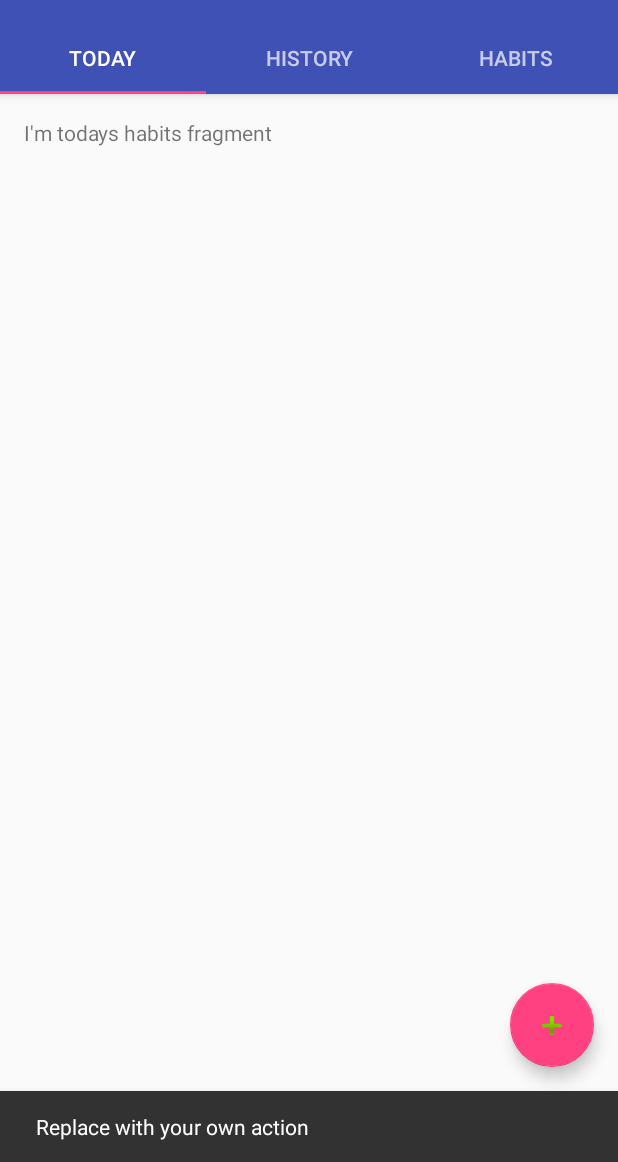
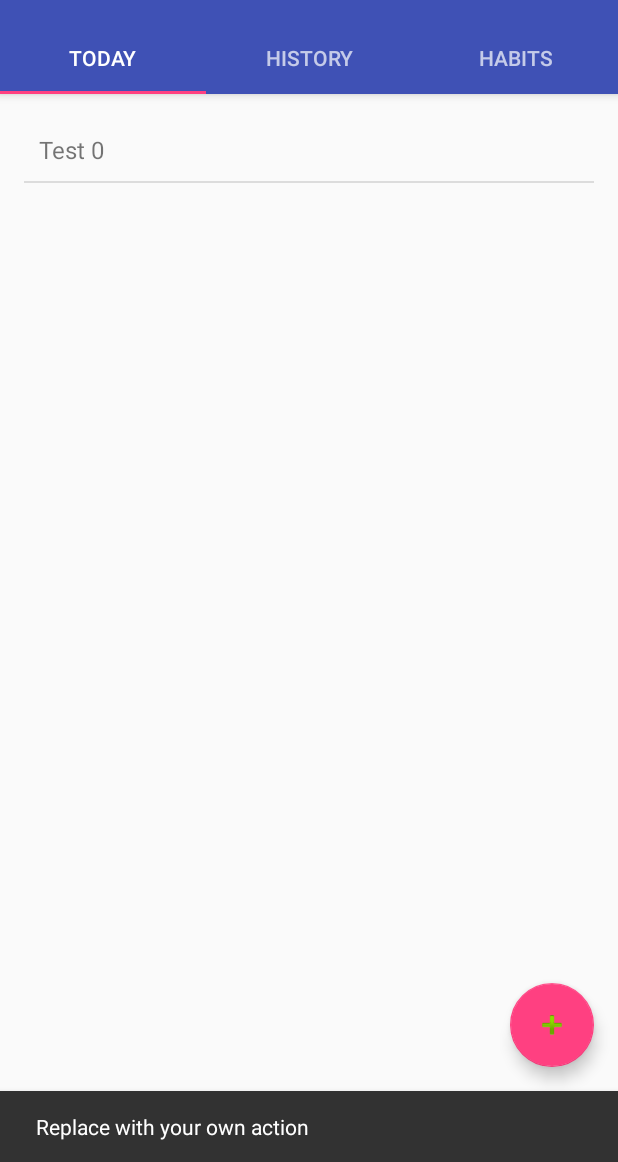
Before and after one commit to Loonman/as1, an Android app: the screen it shows after launch (HabitListActivity), after a tap on an icon or button, on a phone screen of 412 x 824 dp, the part 74-1236 px from its top. Run offline under Robolectric (Android 15) with nearby library versions, the phone set to English and light mode, and no system bars.

Commit message:
Some stuff for updating the fragment's listview and persistent data storage

```diff
--- a/app/src/main/java/com/example/ryan/habittracker/HabitDataStore.java
+++ b/app/src/main/java/com/example/ryan/habittracker/HabitDataStore.java
@@ -23,7 +23,10 @@ public class HabitDataStore
 {
     private static HabitDataStore dataStore = new HabitDataStore();
     private static final String FILE = "habits.json";
-    private HabitDataStore(){}
+    private ArrayList<HabitHistory> habits;
+    private Gson gson;
+    private HabitDataStore(){ gson = new Gson(); }
+
 
     public static HabitDataStore getInstance()
     {
@@ -39,7 +42,9 @@ public class HabitDataStore
             Gson gson = new Gson();
             Type habitListType = new TypeToken<ArrayList<HabitHistory>>(){}.getType();
 
-            return gson.fromJson(in, habitListType);
+            habits = gson.fromJson(in, habitListType);
+
+            return new ArrayList<HabitHistory>(habits);
         }
         catch (FileNotFoundException e)
         {
@@ -52,7 +57,7 @@ public class HabitDataStore
 
     }
 
-    public void writeHabitHistory(ArrayList<HabitHistory> habitsList, Context context) throws FileNotFoundException
+    public void writeHabitHistory(Context context, ArrayList<HabitHistory> habitsList)
     {
         try
         {
@@ -61,10 +66,12 @@ public class HabitDataStore
 
             OutputStreamWriter osWriter = new OutputStreamWriter(foStream);
 
-            Gson gson = new Gson();
-
             gson.toJson(habitsList, osWriter);
             osWriter.flush();
+        }
+        catch (FileNotFoundException e)
+        {
+            //Do nothing
         }
         catch (IOException e)
         {
--- a/app/src/main/java/com/example/ryan/habittracker/HabitHistory.java
+++ b/app/src/main/java/com/example/ryan/habittracker/HabitHistory.java
@@ -12,6 +12,8 @@ import java.util.UUID;
 public class HabitHistory implements Serializable
 {
     private ArrayList<Calendar> CompletionHistory;
+
+    private int completions;
 
     private String name;
 
@@ -30,6 +32,10 @@ public class HabitHistory implements Serializable
         this.creationTime = Calendar.getInstance(); //The current time
 
         this.uuid = UUID.randomUUID();
+
+        this.CompletionHistory = new ArrayList<Calendar>();
+
+        this.completions = 0;
     }
 
     public String getName()
@@ -44,9 +50,16 @@ public class HabitHistory implements Serializable
                this.creationTime.getDisplayName(Calendar.YEAR, Calendar.LONG, Locale.CANADA);
     }
 
+    @Override
+    public String toString()
+    {
+        return this.getName() + " " + String.valueOf(this.completions);
+    }
+
     public void addCompletion()
     {
         this.CompletionHistory.add(Calendar.getInstance());
+        this.completions ++;
     }
 
 }
--- a/app/src/main/java/com/example/ryan/habittracker/HabitListActivity.java
+++ b/app/src/main/java/com/example/ryan/habittracker/HabitListActivity.java
@@ -17,7 +17,13 @@ import android.view.MenuItem;
 import android.view.View;
 import android.view.ViewGroup;
 
+import android.widget.AdapterView;
+import android.widget.ArrayAdapter;
+import android.widget.ListView;
 import android.widget.TextView;
+
+import java.util.ArrayList;
+import java.util.Calendar;
 
 public class HabitListActivity extends AppCompatActivity
 {
@@ -31,7 +37,9 @@ public class HabitListActivity extends AppCompatActivity
      * {@link android.support.v4.app.FragmentStatePagerAdapter}.
      */
     private SectionsPagerAdapter mSectionsPagerAdapter;
-
+    private static ArrayList<HabitHistory> habitList;
+    private static HabitDataStore dataStore;
+    private static ArrayAdapter<HabitHistory> todayFragmentAdapter;
     /**
      * The {@link ViewPager} that will host the section contents.
      */
@@ -56,6 +64,11 @@ public class HabitListActivity extends AppCompatActivity
         TabLayout tabLayout = (TabLayout) findViewById(R.id.tabs);
         tabLayout.setupWithViewPager(mViewPager);
 
+
+        dataStore = HabitDataStore.getInstance();
+        habitList = dataStore.getHabitHistory(this);
+        todayFragmentAdapter = new ArrayAdapter<HabitHistory>(this, R.layout.list_item, habitList);
+
         FloatingActionButton fab = (FloatingActionButton) findViewById(R.id.fab);
         fab.setOnClickListener(new View.OnClickListener()
         {
@@ -64,9 +77,19 @@ public class HabitListActivity extends AppCompatActivity
             {
                 Snackbar.make(view, "Replace with your own action", Snackbar.LENGTH_LONG)
                         .setAction("Action", null).show();
+                ArrayList<Integer> daysofweek = new ArrayList<Integer>();
+                daysofweek.add(Calendar.MONDAY);
+                habitList.add(new HabitHistory("Test", daysofweek));
+                saveData();
+                notifyAllAdapters();
             }
         });
 
+    }
+
+    private void saveData()
+    {
+        dataStore.writeHabitHistory(this, habitList);
     }
 
 
@@ -93,6 +116,11 @@ public class HabitListActivity extends AppCompatActivity
         }
 
         return super.onOptionsItemSelected(item);
+    }
+
+    public static void notifyAllAdapters()
+    {
+        todayFragmentAdapter.notifyDataSetChanged();
     }
 
     /**
@@ -125,22 +153,26 @@ public class HabitListActivity extends AppCompatActivity
         public View onCreateView(LayoutInflater inflater, ViewGroup container,Bundle savedInstanceState)
         {
             View rootView = inflater.inflate(R.layout.fragment_habit_list, container, false);
-            TextView textView = (TextView) rootView.findViewById(R.id.section_label);
-            textView.setText(getString(R.string.section_format, getArguments().getInt(ARG_SECTION_NUMBER)));
             return rootView;
         }
     }
 
-    public static class TodayHabits extends Fragment
+    /**
+     * Created by Ryan on 2016-09-23.
+     */
+    public static class TodayHabitsFragment extends Fragment
     {
-        public TodayHabits()
+
+        private ListView habitsListView;
+
+        public TodayHabitsFragment()
         {}
 
         private static final String ARG_SECTION_NUMBER = "section_number";
 
-        public static TodayHabits newInstance(int sectionNumber)
+        public static TodayHabitsFragment newInstance(int sectionNumber)
         {
-            TodayHabits fragment = new TodayHabits();
+            TodayHabitsFragment fragment = new TodayHabitsFragment();
             Bundle args = new Bundle();
             args.putInt(ARG_SECTION_NUMBER, sectionNumber);
             fragment.setArguments(args);
@@ -150,11 +182,30 @@ public class HabitListActivity extends AppCompatActivity
         @Override
         public View onCreateView(LayoutInflater inflater, ViewGroup container, Bundle savedInstanceState) {
             View rootView = inflater.inflate(R.layout.fragment_habit_list, container, false);
-            TextView textView = (TextView) rootView.findViewById(R.id.section_label);
-            textView.setText(getString(R.string.todays_habits));
+            habitsListView = (ListView) rootView.findViewById(R.id.habitListView);
+
+            ArrayList<Integer> testDays = new ArrayList<Integer>();
+            testDays.add(Calendar.MONDAY);
+
+            dataStore.writeHabitHistory(getActivity().getApplicationContext(), habitList);
+
+            habitsListView.setAdapter(todayFragmentAdapter);
+            habitsListView.setOnItemClickListener(new AdapterView.OnItemClickListener()
+            {
+                @Override
+                public void onItemClick(AdapterView<?> parent, View view, int position, long id)
+                {
+                    HabitHistory habit = (HabitHistory) parent.getItemAtPosition(position);
+                    habit.addCompletion();
+                    dataStore.writeHabitHistory(getActivity().getApplicationContext(), habitList);
+                    notifyAllAdapters();
+                }
+            });
+
             return rootView;
         }
     }
+
 
     /**
      * A {@link FragmentPagerAdapter} that returns a fragment corresponding to
@@ -174,7 +225,7 @@ public class HabitListActivity extends AppCompatActivity
             // Return a PlaceholderFragment (defined as a static inner class below).
             if(position == 0)
             {
-                return TodayHabits.newInstance(position + 1);
+                return TodayHabitsFragment.newInstance(position + 1);
             }
             else
             {
--- a/app/src/main/res/layout/fragment_habit_list.xml
+++ b/app/src/main/res/layout/fragment_habit_list.xml
@@ -8,9 +8,13 @@
     android:paddingTop="@dimen/activity_vertical_margin"
     tools:context="com.example.ryan.habittracker.HabitListActivity$PlaceholderFragment">
 
-    <TextView
-        android:id="@+id/section_label"
-        android:layout_width="wrap_content"
-        android:layout_height="wrap_content" />
+    <ListView
+        android:id="@+id/habitListView"
+        android:layout_width="fill_parent"
+        android:layout_height="263dp"
+        android:layout_weight="1"
+        android:scrollbars="vertical">
+
+    </ListView>
 
 </RelativeLayout>
--- /dev/null
+++ b/app/src/main/res/layout/list_item.xml
@@ -0,0 +1,7 @@
+<?xml version="1.0" encoding="utf-8"?>
+<TextView xmlns:android="http://schemas.android.com/apk/res/android"
+    android:layout_width="fill_parent"
+    android:layout_height="fill_parent"
+    android:padding="10dp"
+    android:textSize="16sp">
+</TextView>
```
